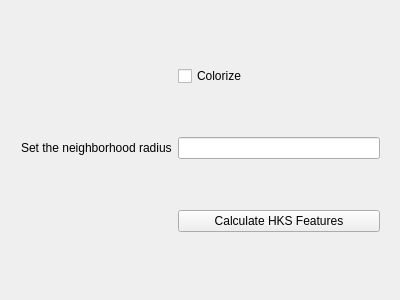
BigkoalaZhu/STAR_PoCorr, file mode_FeatureSegCorr/fsc_widget.ui: the form before one commit.
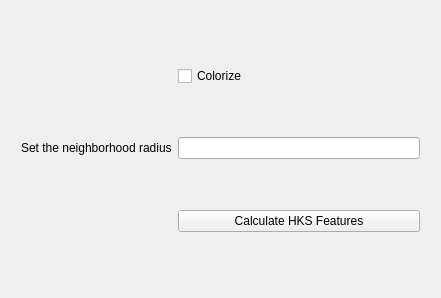
The form after the commit.

```diff
--- a/mode_FeatureSegCorr/fsc_widget.ui
+++ b/mode_FeatureSegCorr/fsc_widget.ui
@@ -6,8 +6,8 @@
    <rect>
     <x>0</x>
     <y>0</y>
-    <width>400</width>
-    <height>300</height>
+    <width>441</width>
+    <height>298</height>
    </rect>
   </property>
   <property name="windowTitle">
@@ -18,7 +18,7 @@
     <rect>
      <x>10</x>
      <y>10</y>
-     <width>381</width>
+     <width>421</width>
      <height>281</height>
     </rect>
    </property>
```
